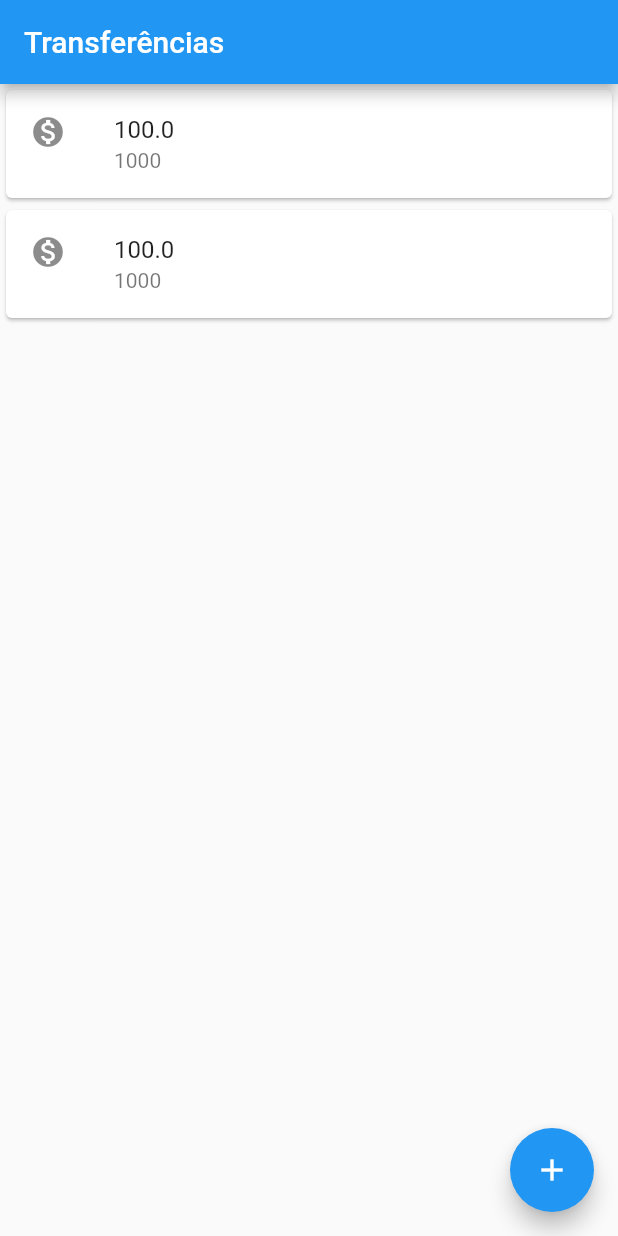
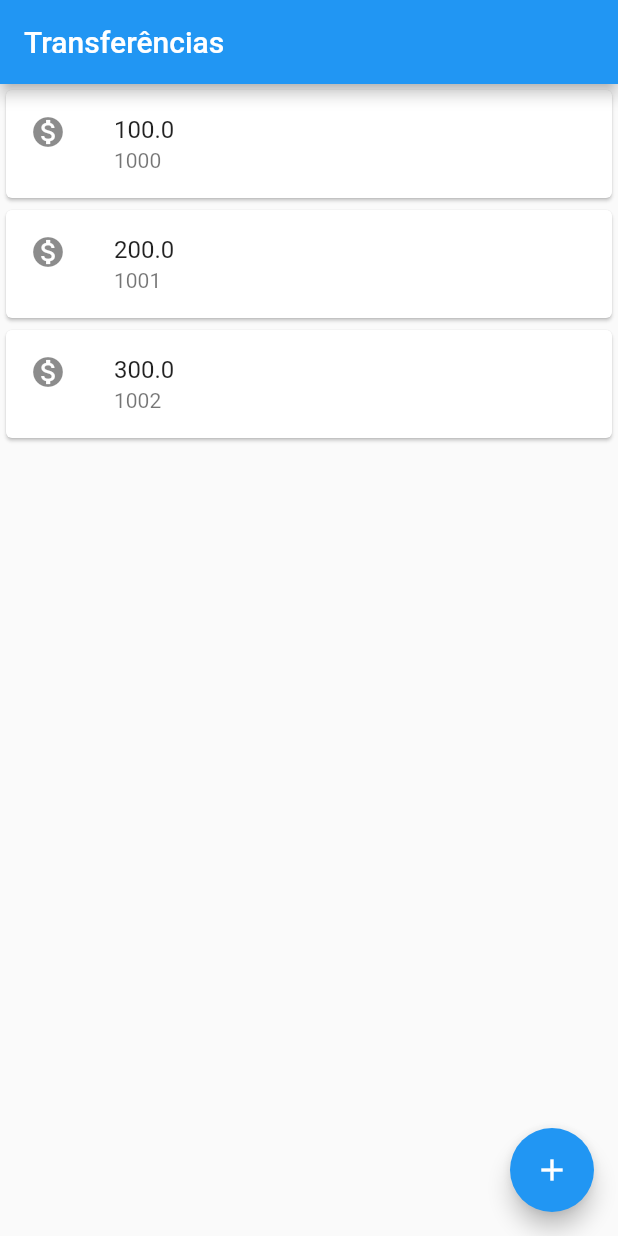
Before and after one commit to leosouza-dev/flutter-alura, a Flutter app: the screen it shows after launch, on a phone screen of 412 x 824 dp. Run offline on Flutter 3.47's test engine with Material 2 defaults, Android fonts, the phone set to English and light mode, and no system bars.

Commit message:
Refatorando o código

```diff
--- a/fundamentos-flutter/bytebank/lib/main.dart
+++ b/fundamentos-flutter/bytebank/lib/main.dart
@@ -1,27 +1,9 @@
 import 'package:flutter/material.dart';
 
 void main() {
-  runApp(
-    MaterialApp(
+  runApp(MaterialApp(
     home: Scaffold(
-        body: Column(
-          children: <Widget>[
-            Card(
-              child: ListTile(
-                leading: Icon(Icons.monetization_on),
-                title: Text('100.0'),
-                subtitle: Text('1000'),
-              ),
-            ),
-            Card(
-              child: ListTile(
-                leading: Icon(Icons.monetization_on),
-                title: Text('100.0'),
-                subtitle: Text('1000'),
-              ),
-            ),
-          ],
-        ),
+      body: ListaTransferencias(),
       appBar: AppBar(
         title: Text('Transferências'),
       ),
@@ -29,6 +11,43 @@ void main() {
         child: Icon(Icons.add),
       ),
     ),
+  ));
+}
+
+class ListaTransferencias extends StatelessWidget {
+  @override
+  Widget build(BuildContext context) {
+    return Column(
+      children: <Widget>[
+        ItemTransferencia(Transferencia(1000, 100.0)),
+        ItemTransferencia(Transferencia(1001, 200.0)),
+        ItemTransferencia(Transferencia(1002, 300.0)),
+      ],
+    );
+  }
+}
+
+class ItemTransferencia extends StatelessWidget {
+
+  final Transferencia _transferencia;
+
+  ItemTransferencia(this._transferencia);
+
+  @override
+  Widget build(BuildContext context) {
+    return Card(
+      child: ListTile(
+        leading: Icon(Icons.monetization_on),
+        title: Text(_transferencia.valor.toString()),
+        subtitle: Text(_transferencia.numeroConta.toString()),
       ),
     );
   }
+}
+
+class Transferencia {
+  final int numeroConta;
+  final double valor;
+
+  Transferencia(this.numeroConta, this.valor);
+}
```
Lines whose indentation alone changed are shown as unchanged.
